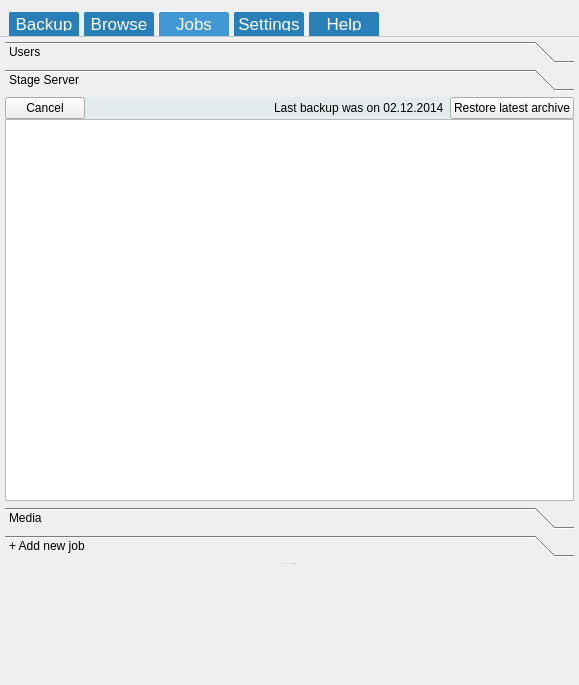
Old version of the form mainwindow.ui in the repository Tarsnap/tarsnap-gui.
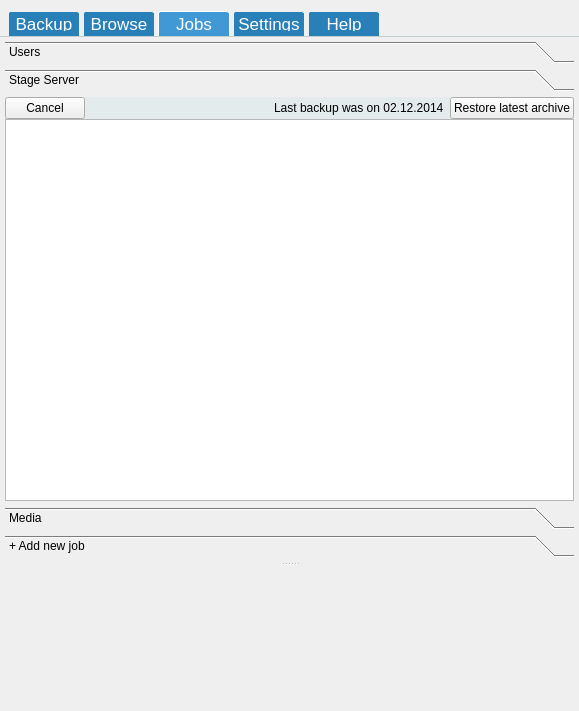
New version of the form. The open tabs and pages were chosen to show the change. Icons and pictures are not drawn. Custom widgets are drawn as their Qt base class.

Commit message: Add and set application window icon and .icns for OS X app bundle.

What changed in the file:
```diff
--- a/mainwindow.ui
+++ b/mainwindow.ui
@@ -7,7 +7,7 @@
     <x>0</x>
     <y>0</y>
     <width>579</width>
-    <height>685</height>
+    <height>711</height>
    </rect>
   </property>
   <property name="acceptDrops">
```
Left out of the diff: 8 changed lines with no effect on the pictures. The commit also changes 5 other files.
